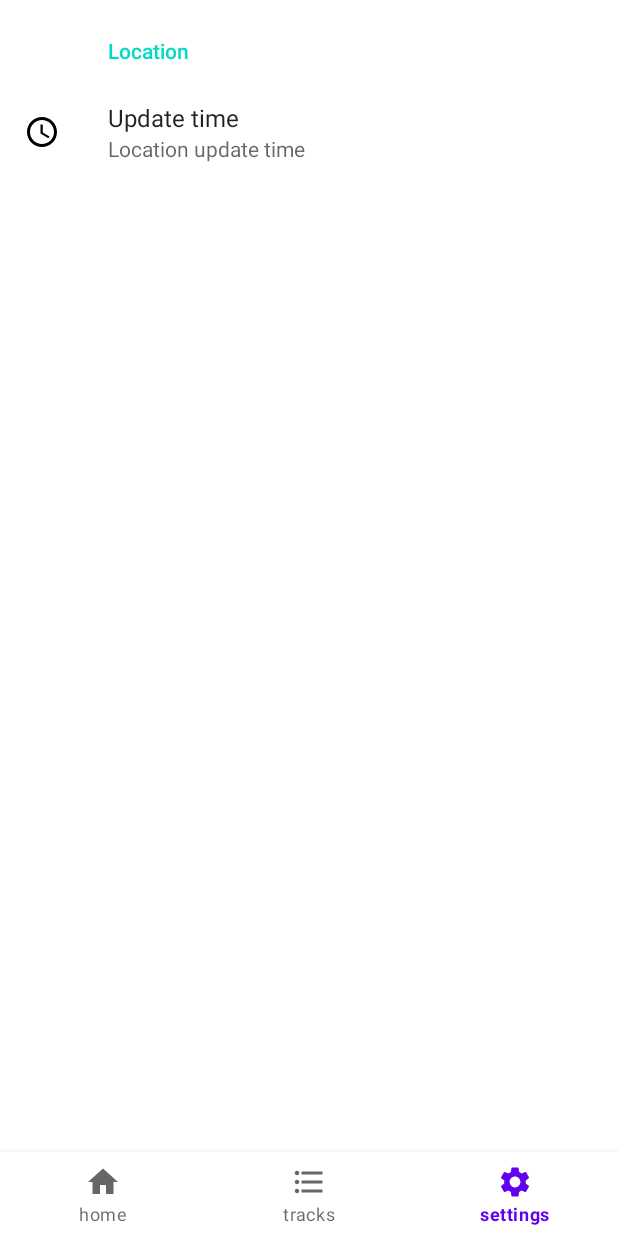
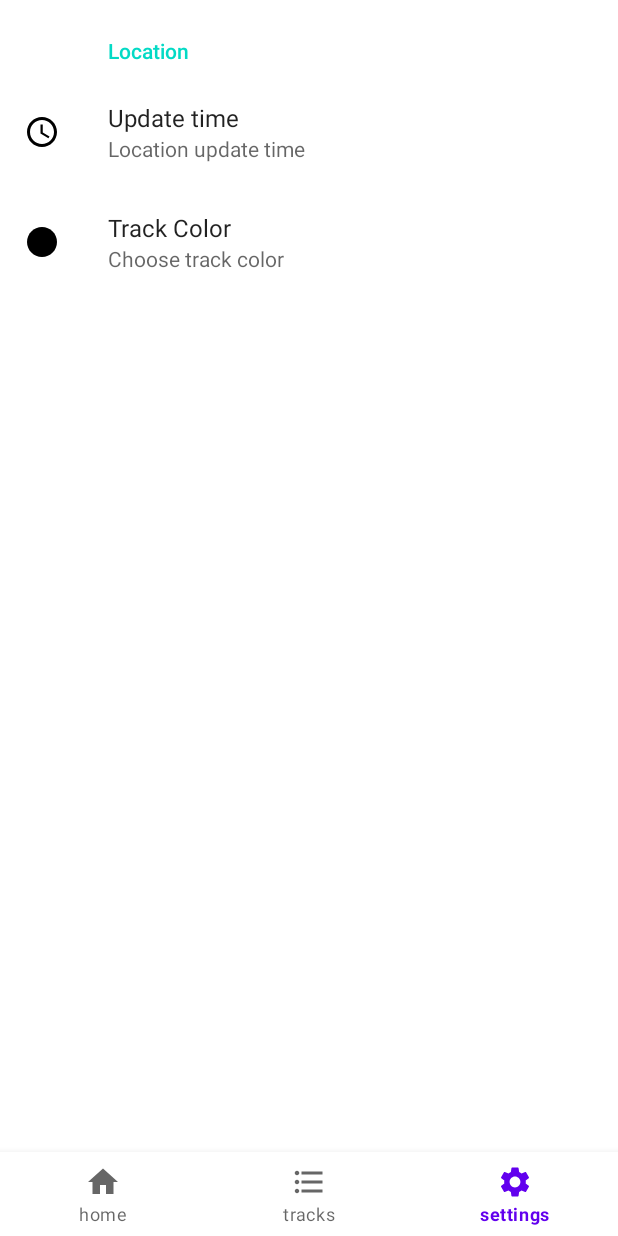
Before and after one commit to alulcardino/GpsTracker, an Android app: the screen it shows after launch (MainActivity), item 3 of the bottom bar chosen, on a phone screen of 412 x 824 dp. Run offline under Robolectric (Android 15) with nearby library versions, the phone set to English and light mode, and no system bars; our stand-ins replace androidx.preference; libraries missing offline, so code that uses them is left out: org.osmdroid.config; 5 statements that could not run were skipped.

```diff
--- a/app/build.gradle
+++ b/app/build.gradle
@@ -39,6 +39,8 @@ android {
 
 dependencies {
     implementation 'androidx.lifecycle:lifecycle-viewmodel-ktx:2.4.0'
+    implementation 'org.osmdroid:osmdroid-android:6.1.10'
+    implementation 'com.github.MKergall:osmbonuspack:6.7.0'
 
     implementation 'androidx.core:core-ktx:1.7.0'
     implementation 'androidx.appcompat:appcompat:1.5.1'
--- a/app/src/main/AndroidManifest.xml
+++ b/app/src/main/AndroidManifest.xml
@@ -1,6 +1,7 @@
 <?xml version="1.0" encoding="utf-8"?>
 <manifest xmlns:android="http://schemas.android.com/apk/res/android"
     xmlns:tools="http://schemas.android.com/tools">
+    <uses-permission android:name="android.permission.INTERNET"/>
 
     <application
         android:allowBackup="true"
--- a/app/src/main/java/com/romanmikhailenko/gpstracker/fragments/SettingsFragment.kt
+++ b/app/src/main/java/com/romanmikhailenko/gpstracker/fragments/SettingsFragment.kt
@@ -1,11 +1,60 @@
 package com.romanmikhailenko.gpstracker.fragments
 
+import android.graphics.Color
 import android.os.Bundle
+import android.widget.Toast
+import androidx.preference.Preference
+import androidx.preference.Preference.OnPreferenceChangeListener
 import androidx.preference.PreferenceFragmentCompat
 import com.romanmikhailenko.gpstracker.R
 
 class SettingsFragment : PreferenceFragmentCompat() {
+    private lateinit var timePref: Preference
+    private lateinit var colorPref: Preference
+
     override fun onCreatePreferences(savedInstanceState: Bundle?, rootKey: String?) {
         setPreferencesFromResource(R.xml.main_preference, rootKey)
+        init()
+    }
+
+    private fun init() {
+        timePref = findPreference("update_time_key")!!
+        colorPref = findPreference("color_key")!!
+        val changeListener = onChangeListener()
+        timePref.onPreferenceChangeListener = changeListener
+        colorPref.onPreferenceChangeListener = changeListener
+
+        initPrefs()
+    }
+
+    private fun onChangeListener() : OnPreferenceChangeListener {
+        return Preference.OnPreferenceChangeListener {
+            preference, newValue ->
+                when (preference.key) {
+                    "update_time_key" -> onTimeChange(newValue.toString())
+                    "color_key" -> onColorChange(newValue.toString())
+                }
+            true
+        }
+    }
+
+    private fun onTimeChange(newValue: String) {
+        val nameArray = resources.getStringArray(R.array.loc_time_update_name)
+        val valueArray = resources.getStringArray(R.array.loc_time_update_value)
+        timePref.title = "${timePref.title.toString().substringBefore(":")}: ${nameArray[valueArray.indexOf(newValue )]}"
+    }
+
+    private fun onColorChange(newValue: String) {
+        colorPref.icon?.setTint(Color.parseColor(newValue))
+    }
+
+    private fun initPrefs(){
+
+        val nameArray = resources.getStringArray(R.array.loc_time_update_name)
+        val valueArray = resources.getStringArray(R.array.loc_time_update_value)
+        timePref.title = "${timePref.title.toString()}: ${nameArray[valueArray.indexOf(timePref.preferenceManager.sharedPreferences?.getString("update_time_key", "3000"))]}"
+
+        val color = colorPref.preferenceManager.sharedPreferences?.getString("color_key", "#FF009EDA")
+        colorPref.icon?.setTint(Color.parseColor(color))
     }
 }
--- a/app/src/main/java/com/romanmikhailenko/gpstracker/utils/Extensions.kt
+++ b/app/src/main/java/com/romanmikhailenko/gpstracker/utils/Extensions.kt
@@ -11,6 +11,9 @@ fun Fragment.openFragment(fragment: Fragment) {
 }
 
 fun AppCompatActivity.openFragment(fragment: Fragment) {
+    if (supportFragmentManager.fragments.isNotEmpty()) {
+        if (supportFragmentManager.fragments[0].javaClass == fragment.javaClass) return
+    }
     supportFragmentManager
         .beginTransaction().setCustomAnimations(android.R.anim.slide_in_left, android.R.anim.slide_out_right)
         .replace(R.id.placeHolder, fragment).commit()
--- /dev/null
+++ b/app/src/main/res/drawable/ic_baseline_circle_24.xml
@@ -0,0 +1,5 @@
+<vector android:height="24dp" android:tint="#000000"
+    android:viewportHeight="24" android:viewportWidth="24"
+    android:width="24dp" xmlns:android="http://schemas.android.com/apk/res/android">
+    <path android:fillColor="@android:color/white" android:pathData="M12,2C6.47,2 2,6.47 2,12s4.47,10 10,10 10,-4.47 10,-10S17.53,2 12,2z"/>
+</vector>
--- a/app/src/main/res/values/arrays.xml
+++ b/app/src/main/res/values/arrays.xml
@@ -10,4 +10,14 @@
         <item>5000</item>
         <item>10000</item>
     </string-array>
+    <string-array name="color_name">
+        <item>Blue</item>
+        <item>Red</item>
+        <item>Black</item>
+    </string-array>
+    <string-array name="color_value">
+        <item>#FF009EDA</item>
+        <item>#FFFF0000</item>
+        <item>#FF000000 </item>
+    </string-array>
 </resources>
--- a/app/src/main/res/values/strings.xml
+++ b/app/src/main/res/values/strings.xml
@@ -7,6 +7,9 @@
     <string name="update_time">Update time</string>
     <string name="location">Location</string>
     <string name="update_time_summary">Location update time</string>
+    <string name="track_color">Track Color</string>
+    <string name="track_color_summary">Choose track color</string>
+
 
 
 </resources>
--- a/app/src/main/res/xml/main_preference.xml
+++ b/app/src/main/res/xml/main_preference.xml
@@ -5,12 +5,20 @@
     <PreferenceCategory android:title="@string/location">
 
         <ListPreference
-            android:defaultValue="3000 "
+            android:defaultValue="3000"
             android:entries="@array/loc_time_update_name"
             android:entryValues="@array/loc_time_update_value"
             android:key="update_time_key"
             android:title="@string/update_time"
             app:icon="@drawable/ic_update_time"
             app:summary="@string/update_time_summary" />
+        <ListPreference
+            android:defaultValue="#FF009EDA"
+            android:entries="@array/color_name"
+            android:entryValues="@array/color_value"
+            android:key="color_key"
+            android:title="@string/track_color"
+            app:icon="@drawable/ic_baseline_circle_24"
+            app:summary="@string/track_color_summary" />
     </PreferenceCategory>
 </PreferenceScreen>
--- a/settings.gradle
+++ b/settings.gradle
@@ -10,6 +10,7 @@ dependencyResolutionManagement {
     repositories {
         google()
         mavenCentral()
+        maven{url  "https://jitpack.io"}
     }
 }
 rootProject.name = "GpsTracker"
```
Also changed, not shown: app/src/main/java/com/romanmikhailenko/gpstracker/fragments/MainFragment.kt (+13 -0 lines), app/src/main/res/layout/fragment_main.xml (+4 -5 lines).
